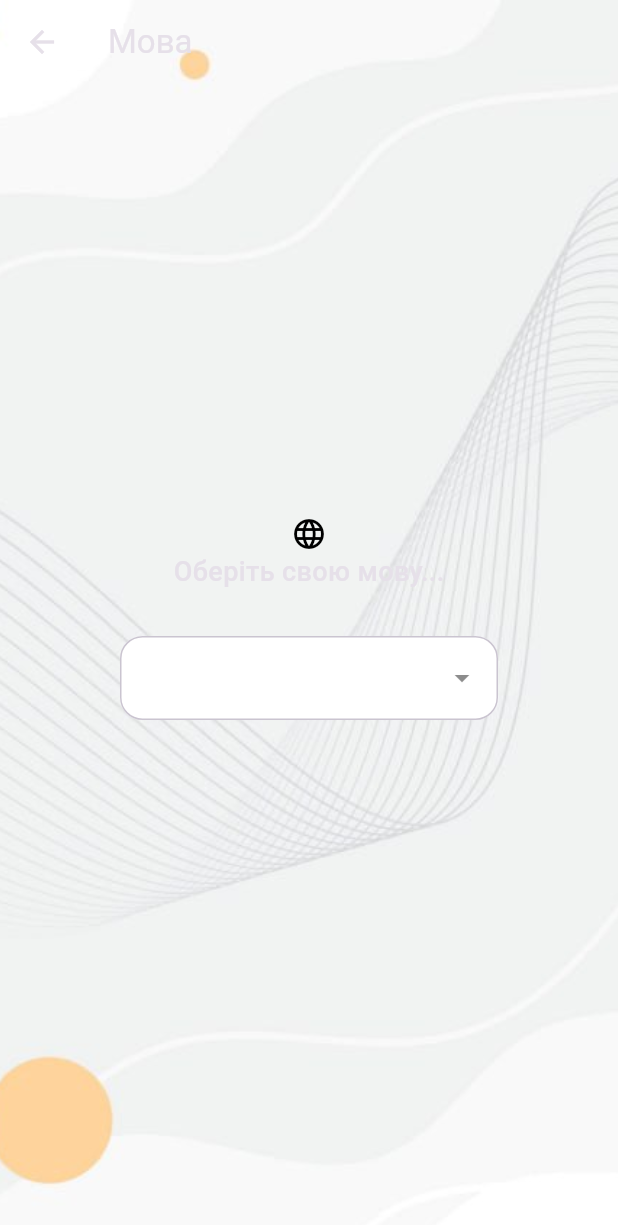
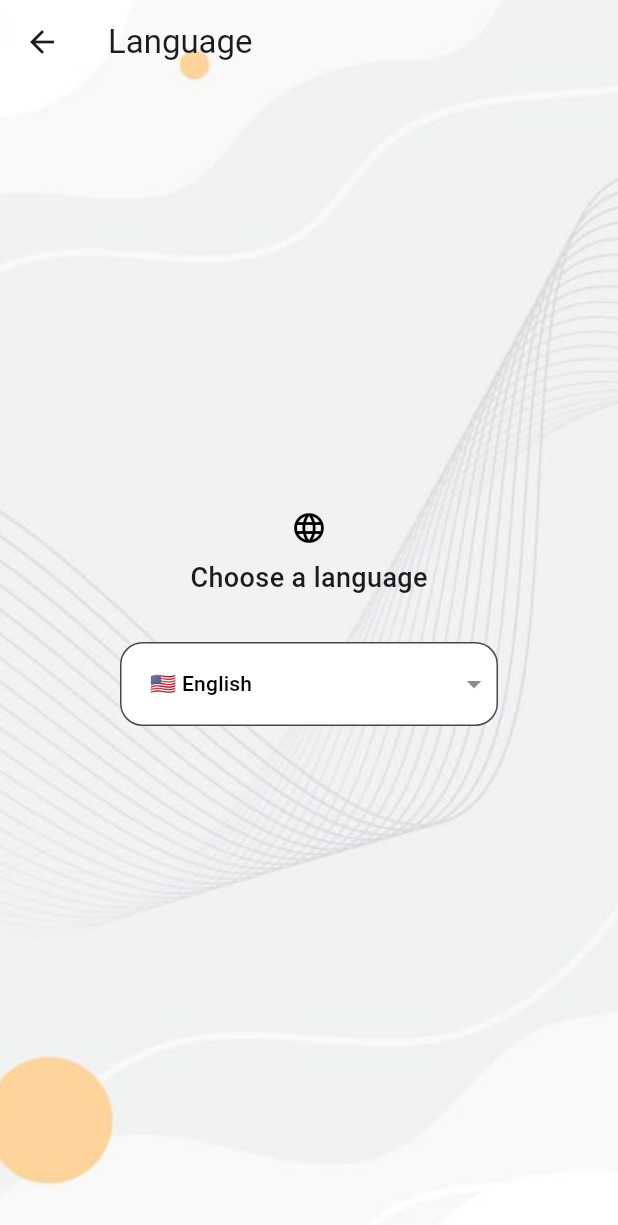
Before and after one commit to upperhuman/hackTownFront, a Flutter app: the SettingsLanguagePage screen opened directly, on a phone screen of 412 x 824 dp. Shown: the top 1225 px of the screen. Run offline on Flutter 3.47's test engine with Material 3 defaults, Android fonts, the phone set to English and light mode, and no system bars; our stand-ins replace dropdown_button2, easy_localization.

Commit message:
Added the ability to switch the language in the settings.

```diff
--- a/lib/main.dart
+++ b/lib/main.dart
@@ -2,7 +2,7 @@ import 'package:flutter/material.dart';
 import 'package:easy_localization/easy_localization.dart';
 import '/pages/main_pages/main_page.dart';
 
-final themeNotifier = ValueNotifier(ThemeMode.dark);
+final themeNotifier = ValueNotifier(ThemeMode.light);
 
 void main() async {
   WidgetsFlutterBinding.ensureInitialized();
--- a/lib/pages/main_pages/calendar_page.dart
+++ b/lib/pages/main_pages/calendar_page.dart
@@ -1,3 +1,4 @@
+import 'package:easy_localization/easy_localization.dart';
 import 'package:flutter/material.dart';
 
 // Calendar Page
@@ -8,7 +9,7 @@ class CalendarPage extends StatelessWidget {
   Widget build(BuildContext context) {
     return Scaffold(
       appBar: AppBar(
-        title: const Text('Calendar'),
+        title: Text("calendar_page".tr()),
       ),
       body: const Align(
         child: CalendarButtons()
--- a/lib/pages/main_pages/history_page.dart
+++ b/lib/pages/main_pages/history_page.dart
@@ -1,3 +1,4 @@
+import 'package:easy_localization/easy_localization.dart';
 import 'package:flutter/material.dart';
 
 // History Page
@@ -8,7 +9,7 @@ class HistoryPage extends StatelessWidget {
   Widget build(BuildContext context) {
     return Scaffold(
       appBar: AppBar(
-        title: const Text('History'),
+        title: Text("history_page".tr()),
       ),
       body: const Align(
         child: HistoryButtons()
--- a/lib/pages/main_pages/location_page.dart
+++ b/lib/pages/main_pages/location_page.dart
@@ -1,3 +1,4 @@
+import 'package:easy_localization/easy_localization.dart';
 import 'package:flutter/material.dart';
 
 // Location Page
@@ -8,7 +9,7 @@ class LocationPage extends StatelessWidget {
   Widget build(BuildContext context) {
     return Scaffold(
       appBar: AppBar(
-        title: const Text('Location'),
+        title: Text("location_page".tr()),
       ),
       body: const Align(
         child: LocationButtons()
--- a/lib/pages/main_pages/route_page.dart
+++ b/lib/pages/main_pages/route_page.dart
@@ -1,3 +1,4 @@
+import 'package:easy_localization/easy_localization.dart';
 import 'package:flutter/material.dart';
 
 // Route page
@@ -8,7 +9,7 @@ class RoutePage extends StatelessWidget {
   Widget build(BuildContext context) {
     return Scaffold(
       appBar: AppBar(
-        title: const Text('Route'),
+        title: Text("route_page".tr()),
       ),
       body: const Align(
         child: RouteButtons()
--- a/lib/pages/main_pages/user_profile_page.dart
+++ b/lib/pages/main_pages/user_profile_page.dart
@@ -1,3 +1,4 @@
+import 'package:easy_localization/easy_localization.dart';
 import 'package:flutter/material.dart';
 
 // User Profile page
@@ -8,7 +9,7 @@ class UserProfilePage extends StatelessWidget {
   Widget build(BuildContext context) {
     return Scaffold(
       appBar: AppBar(
-        title: const Text('User Profile'),
+        title: Text("user_profile_page".tr()),
       ),
       body: const Align(
         child: UserProfileButtons()
--- a/lib/pages/settings_pages/settings_faq.dart
+++ b/lib/pages/settings_pages/settings_faq.dart
@@ -1,3 +1,4 @@
+import 'package:easy_localization/easy_localization.dart';
 import 'package:flutter/material.dart';
 
 // FAQ Page
@@ -8,7 +9,7 @@ class SettingsFAQPage extends StatelessWidget {
   Widget build(BuildContext context) {
     return Scaffold(
       appBar: AppBar(
-        title: const Text('FAQ'),
+        title: Text("settings_page.faq".tr()),
       ),
       body: const Align(
         child: FAQButtons()
--- a/lib/pages/settings_pages/settings_language.dart
+++ b/lib/pages/settings_pages/settings_language.dart
@@ -1,9 +1,9 @@
 import 'package:flutter/material.dart';
-import 'package:dropdown_button2/dropdown_button2.dart';
+import 'package:hack_town_front/widgets/language_picker.dart'; // Новый файл с кнопками выбора языка
+import 'package:easy_localization/easy_localization.dart';
 
-// Language Page
 class SettingsLanguagePage extends StatelessWidget {
-  const SettingsLanguagePage({super.key});
+  const SettingsLanguagePage({Key? key}) : super(key: key);
 
   @override
   Widget build(BuildContext context) {
@@ -17,7 +17,7 @@ class SettingsLanguagePage extends StatelessWidget {
             ),
           ),
           AppBar(
-            title: const Text('Мова'),
+            title: Text("settings_page.language".tr()),
             leading: IconButton(
               icon: const Icon(Icons.arrow_back),
               onPressed: () {
@@ -35,94 +35,3 @@ class SettingsLanguagePage extends StatelessWidget {
     );
   }
 }
-
-class LanguageButtons extends StatefulWidget {
-  const LanguageButtons({super.key});
-
-  @override
-  State<LanguageButtons> createState() => _LanguageButtonsState();
-}
-
-class _LanguageButtonsState extends State<LanguageButtons> {
-  final List<String> genderItems = [
-    '🇺🇦 Українська',
-    '🇺🇸 English',
-  ];
-
-  String? selectedValue;
-
-  final _formKey = GlobalKey<FormState>();
-
-  @override
-  Widget build(BuildContext context) {
-    return Form(
-      key: _formKey,
-      child: Padding(
-        padding: const EdgeInsets.symmetric(horizontal: 80),
-        child: Column(
-          mainAxisAlignment: MainAxisAlignment.center,
-          children: [
-            const Icon(Icons.language, size: 24, color: Colors.black),
-            const SizedBox(width: 8),
-            const Text(
-              'Оберіть свою мову...',
-              style: TextStyle(fontSize: 18, fontWeight: FontWeight.w500),
-            ),
-            const SizedBox(height: 30),
-            DropdownButtonFormField2<String>(
-  isExpanded: true,
-  decoration: InputDecoration(
-    contentPadding: const EdgeInsets.symmetric(vertical: 16),
-    border: OutlineInputBorder(
-      borderRadius: BorderRadius.circular(15),
-    ),
-    fillColor: Colors.white,
-    filled: true,
-  ),
-  items: genderItems
-      .map((item) => DropdownMenuItem<String>(
-            value: item,
-            child: Text(
-              item,
-              style: const TextStyle(fontSize: 14, color: Colors.black),
-            ),
-          ))
-      .toList(),
-  onChanged: (value) {
-  },
-  onSaved: (value) {
-    selectedValue = value.toString();
-  },
-  buttonStyleData: const ButtonStyleData(
-    padding: EdgeInsets.only(right: 8),
-  ),
-  iconStyleData: const IconStyleData(
-    icon: Icon(
-      Icons.arrow_drop_down,
-      color: Colors.black45,
-    ),
-    iconSize: 24,
-  ),
-  dropdownStyleData: DropdownStyleData(
-    decoration: BoxDecoration(
-      color: Colors.white,
-      borderRadius: BorderRadius.circular(15),
-      boxShadow: [
-        BoxShadow(
-          color: Colors.grey.withOpacity(0.5),
-          spreadRadius: 2,
-          blurRadius: 5,
-        ),
-      ],
-    ),
-  ),
-  menuItemStyleData: const MenuItemStyleData(
-    padding: EdgeInsets.symmetric(horizontal: 16),
-  ),
-),
-          ],
-        ),
-      ),
-    );
-  }
-}
--- a/lib/pages/settings_pages/settings_notifications.dart
+++ b/lib/pages/settings_pages/settings_notifications.dart
@@ -1,3 +1,4 @@
+import 'package:easy_localization/easy_localization.dart';
 import 'package:flutter/material.dart';
 
 // Notifications Page
@@ -8,7 +9,7 @@ class SettingsNotificationsPage extends StatelessWidget {
   Widget build(BuildContext context) {
     return Scaffold(
       appBar: AppBar(
-        title: const Text('Notifications'),
+        title: Text("settings_page.notifications".tr()),
       ),
       body: const Align(
         child: NotificationsButtons()
--- a/lib/pages/settings_pages/settings_region.dart
+++ b/lib/pages/settings_pages/settings_region.dart
@@ -1,3 +1,4 @@
+import 'package:easy_localization/easy_localization.dart';
 import 'package:flutter/material.dart';
 
 // Region Page
@@ -8,7 +9,7 @@ class SettingsRegionPage extends StatelessWidget {
   Widget build(BuildContext context) {
     return Scaffold(
       appBar: AppBar(
-        title: const Text('Region'),
+        title: Text("settings_page.region".tr()),
       ),
       body: const Align(
         child: RegionButtons()
--- a/lib/pages/settings_pages/settings_security.dart
+++ b/lib/pages/settings_pages/settings_security.dart
@@ -1,3 +1,4 @@
+import 'package:easy_localization/easy_localization.dart';
 import 'package:flutter/material.dart';
 
 // Security Page
@@ -8,7 +9,7 @@ class SettingsSecurityPage extends StatelessWidget {
   Widget build(BuildContext context) {
     return Scaffold(
       appBar: AppBar(
-        title: const Text('Security'),
+        title: Text("settings_page.security".tr()),
       ),
       body: const Align(
         child: SecurityButtons()
--- a/lib/pages/settings_pages/settings_theme.dart
+++ b/lib/pages/settings_pages/settings_theme.dart
@@ -1,3 +1,4 @@
+import 'package:easy_localization/easy_localization.dart';
 import 'package:flutter/material.dart';
 
 // Theme Page
@@ -8,7 +9,7 @@ class SettingsThemePage extends StatelessWidget {
   Widget build(BuildContext context) {
     return Scaffold(
       appBar: AppBar(
-        title: const Text('Theme'),
+        title: Text("settings_page.theme".tr()),
       ),
       body: const Align(
         child: ThemeButtons()
--- /dev/null
+++ b/lib/widgets/language_picker.dart
@@ -0,0 +1,91 @@
+import 'package:easy_localization/easy_localization.dart';
+import 'package:flutter/material.dart';
+import 'package:dropdown_button2/dropdown_button2.dart';
+
+class LanguageButtons extends StatefulWidget {
+  const LanguageButtons({super.key});
+
+  @override
+  State<LanguageButtons> createState() => _LanguageButtonsState();
+}
+
+class _LanguageButtonsState extends State<LanguageButtons> {
+  final List<Map<String, dynamic>> languages = [
+    {'locale': Locale('uk', 'UA'), 'name': '🇺🇦 Українська'},
+    {'locale': Locale('en', 'US'), 'name': '🇺🇸 English'},
+  ];
+
+  Locale? selectedLocale;
+
+  @override
+  Widget build(BuildContext context) {
+    selectedLocale = languages.firstWhere(
+      (lang) => lang['locale'] == context.locale,
+      orElse: () => languages[0],
+    )['locale'];
+    return Padding(
+      padding: const EdgeInsets.symmetric(horizontal: 80),
+      child: Column(
+        mainAxisAlignment: MainAxisAlignment.center,
+        children: [
+          const Icon(Icons.language, size: 24, color: Colors.black),
+          const SizedBox(height: 8),
+          Text(
+            "select_a_language".tr(),
+            style: TextStyle(fontSize: 18, fontWeight: FontWeight.w500),
+          ),
+          const SizedBox(height: 30),
+          DropdownButtonFormField2<Locale>(
+            isExpanded: true,
+            decoration: InputDecoration(
+              contentPadding: const EdgeInsets.symmetric(vertical: 16),
+              border: OutlineInputBorder(
+                borderRadius: BorderRadius.circular(15),
+              ),
+              fillColor: Colors.white,
+              filled: true,
+            ),
+            items: languages
+                .map((lang) => DropdownMenuItem<Locale>(
+                      value: lang['locale'],
+                      child: Text(
+                        lang['name'],
+                        style: const TextStyle(fontSize: 14, color: Colors.black),
+                      ),
+                    ))
+                .toList(),
+            value: selectedLocale,
+            onChanged: (value) {
+              if (value != null) {
+                setState(() {
+                  selectedLocale = value;
+                  context.setLocale(value);
+                });
+              }
+            },
+            iconStyleData: const IconStyleData(
+              icon: Icon(Icons.arrow_drop_down, color: Colors.black45),
+              iconSize: 24,
+            ),
+            dropdownStyleData: DropdownStyleData(
+              decoration: BoxDecoration(
+                color: Colors.white,
+                borderRadius: BorderRadius.circular(15),
+                boxShadow: [
+                  BoxShadow(
+                    color: Colors.grey.withOpacity(0.5),
+                    spreadRadius: 2,
+                    blurRadius: 5,
+                  ),
+                ],
+              ),
+            ),
+            menuItemStyleData: const MenuItemStyleData(
+              padding: EdgeInsets.symmetric(horizontal: 16),
+            ),
+          )
+        ],
+      ),
+    );
+  }
+}
```
Also changed, not shown: assets/translations/en-US.json (+21 -3 lines), assets/translations/uk-UA.json (+22 -3 lines), lib/pages/main_pages/settings_page.dart (+9 -7 lines), pubspec.lock.
